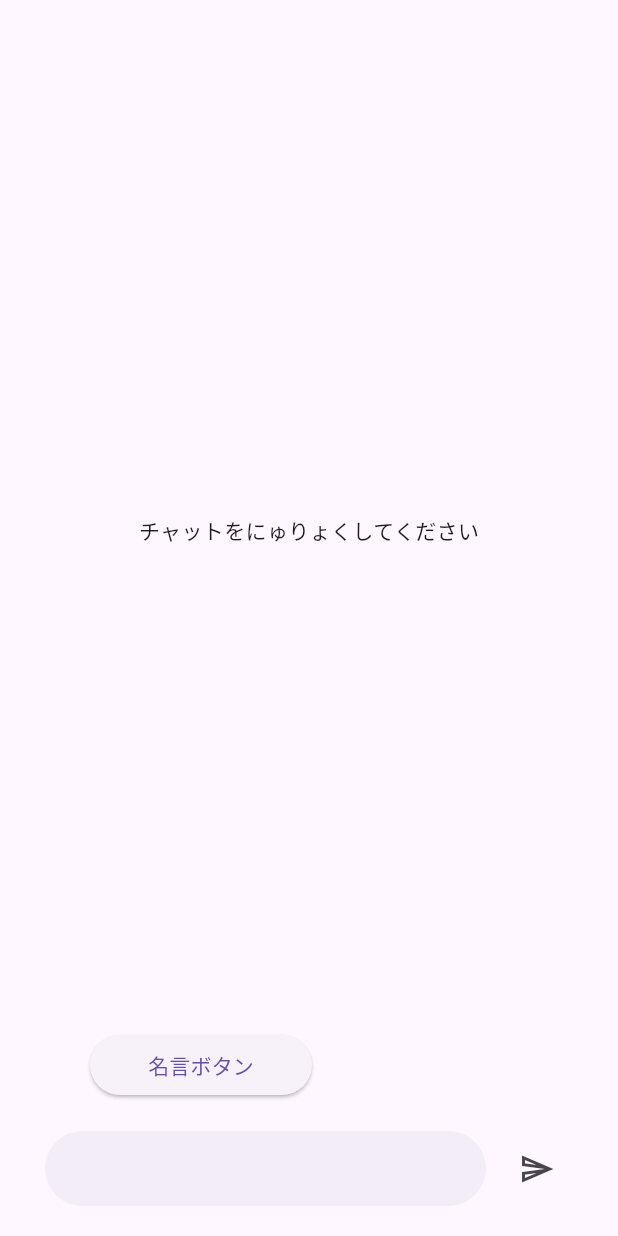
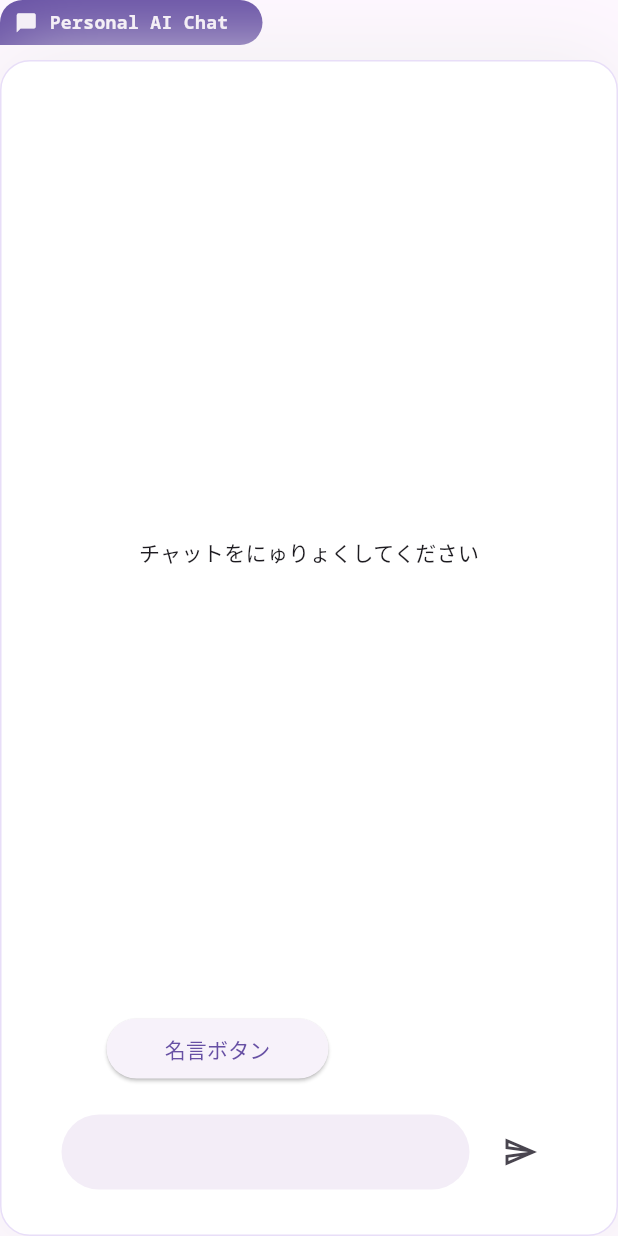
Before and after one commit to ShuMasui/pro_portal_app, a Flutter app: the ChatScreen widget shown alone on an empty page, opened directly, on a phone screen of 412 x 824 dp. Run offline on Flutter 3.47's test engine with Material 3 defaults, Android fonts, the phone set to English and light mode, and no system bars; our stand-ins replace cloud_firestore, dio, firebase_auth, firebase_core, flutter_riverpod, freezed_annotation and 4 more; missing offline and left inert: dart:js_interop, dart:ui_web; accounts and stored records are empty; generated files the repository leaves out were written again; network calls fail; statements that could not run were skipped.

Commit message:
[dev] chat機能のhome画面結合完了しました
DIコードをapp.dartに追記しました

これにより，メイン画面で統合されたAIチャット機能を利用できるようになりまｔあ
まだ，バックエンド設計が済んでいないので，チャットAI機能のインターフェースのみを作成して実装はしていません

```diff
--- a/lib/feature/chat_screen/presentation/chat_screen.dart
+++ b/lib/feature/chat_screen/presentation/chat_screen.dart
@@ -39,22 +39,47 @@ class _ChatScreenState extends ConsumerState<ChatScreen> {
           },
           data: (data) {
             return Column(
+              crossAxisAlignment: CrossAxisAlignment.start,
               children: [
+                ChatTab(),
+                SizedBox(height: 10),
                 Expanded(
-                  child: data.isInit
-                      ? const ChatInitialList()
-                      : const ChatScreenList(),
+                  child: Container(
+                    decoration: BoxDecoration(
+                      color: Theme.of(
+                        context,
+                      ).colorScheme.surfaceContainerLowest,
+                      borderRadius: BorderRadius.circular(20),
+                      border: BoxBorder.all(
+                        color: Theme.of(context).colorScheme.secondaryFixed,
+                      ),
+                      boxShadow: [
+                        BoxShadow(color: Colors.grey.shade200, blurRadius: 50),
+                      ],
+                    ),
+                    padding: const EdgeInsets.symmetric(
+                      vertical: 30,
+                      horizontal: 40,
+                    ),
+                    child: Column(
+                      children: [
+                        Expanded(
+                          child: data.isInit
+                              ? const ChatInitialList()
+                              : const ChatScreenList(),
+                        ),
+                        SizedBox(height: 10),
+                        InputField(controller: _controller),
+                      ],
+                    ),
+                  ),
                 ),
-                InputField(controller: _controller),
               ],
             );
           },
         );
 
-    return Padding(
-      padding: const EdgeInsets.symmetric(horizontal: 30, vertical: 20),
-      child: body,
-    );
+    return body;
   }
 }
 
--- a/lib/feature/chat_screen/presentation/viewmodels/chat_viewmodel.dart
+++ b/lib/feature/chat_screen/presentation/viewmodels/chat_viewmodel.dart
@@ -1,5 +1,4 @@
 import 'package:flutter/rendering.dart';
-import 'package:proportal_app/feature/chat_screen/domain/chat_repository.dart';
 import 'package:proportal_app/feature/chat_screen/domain/quote_repository.dart';
 import 'package:proportal_app/feature/chat_screen/presentation/viewmodels/chat_data.dart';
 import 'package:proportal_app/feature/chat_screen/presentation/viewmodels/chat_list.dart';
@@ -45,7 +44,7 @@ class ChatViewmodel extends _$ChatViewmodel {
       ref.watch(chatDataProvider(messageId).notifier).setUserMessage(message);
 
       final response = await Future(
-        () => '現在AIチャット機能はまだご利用いただけません',
+        () => '現在，AIチャット機能はご利用いただけません',
       ); //await ref.watch(chatProvider).sendMessage(message);
 
       final responseMessageId = ChatList.createChatId(
--- /dev/null
+++ b/lib/feature/chat_screen/presentation/widgets/chat_tab.dart
@@ -0,0 +1,41 @@
+import 'package:flutter/material.dart';
+
+class ChatTab extends StatelessWidget {
+  const ChatTab({super.key});
+
+  @override
+  Widget build(BuildContext context) {
+    return Container(
+      decoration: BoxDecoration(
+        borderRadius: BorderRadius.only(
+          topLeft: Radius.circular(20),
+          topRight: Radius.circular(20),
+          bottomRight: Radius.circular(20),
+        ),
+        color: Theme.of(context).colorScheme.primary,
+        shape: BoxShape.rectangle,
+      ),
+      height: 30,
+      width: 175,
+      child: Row(
+        children: [
+          SizedBox(width: 10),
+          Icon(
+            Icons.chat_bubble_outlined,
+            color: Theme.of(context).colorScheme.onInverseSurface,
+            size: 15,
+          ),
+          SizedBox(width: 8),
+          Text(
+            'Personal AI Chat',
+            style: TextStyle(
+              fontSize: 12,
+              fontWeight: FontWeight.bold,
+              color: Theme.of(context).colorScheme.onInverseSurface,
+            ),
+          ),
+        ],
+      ),
+    );
+  }
+}
--- a/lib/feature/chat_screen/presentation/widgets/input_field.dart
+++ b/lib/feature/chat_screen/presentation/widgets/input_field.dart
@@ -58,7 +58,7 @@ class _InputFieldState extends ConsumerState<InputField> {
   @override
   Widget build(BuildContext context) {
     final center = Container(
-      height: isExtended ? 200 : 50,
+      height: isExtended ? 150 : 50,
       padding: const EdgeInsets.symmetric(vertical: 5, horizontal: 30),
       decoration: BoxDecoration(
         borderRadius: BorderRadius.circular(50),
--- a/lib/feature/chat_screen/presentation/widgets/left_bubble.dart
+++ b/lib/feature/chat_screen/presentation/widgets/left_bubble.dart
@@ -21,7 +21,7 @@ class LeftBubble extends StatelessWidget {
             SizedBox(width: 10),
             ConstrainedBox(
               constraints: BoxConstraints(
-                maxWidth: MediaQuery.of(context).size.width * 0.8,
+                maxWidth: MediaQuery.of(context).size.width * 0.4 * 0.8,
               ),
               child: Container(
                 padding: EdgeInsets.symmetric(vertical: 10, horizontal: 20),
--- a/lib/feature/chat_screen/presentation/widgets/right_bubble.dart
+++ b/lib/feature/chat_screen/presentation/widgets/right_bubble.dart
@@ -14,7 +14,7 @@ class RightBubble extends StatelessWidget {
         alignment: Alignment.centerRight,
         child: ConstrainedBox(
           constraints: BoxConstraints(
-            maxWidth: MediaQuery.of(context).size.width * 0.5,
+            maxWidth: MediaQuery.of(context).size.width * 0.4 * 0.8,
           ),
           child: Container(
             padding: EdgeInsets.symmetric(vertical: 10, horizontal: 20),
--- a/lib/feature/chat_screen/presentation/widgets/widgets.dart
+++ b/lib/feature/chat_screen/presentation/widgets/widgets.dart
@@ -3,3 +3,4 @@ export 'left_bubble.dart';
 export 'right_bubble.dart';
 export 'chat_screen_list.dart';
 export 'input_field.dart';
+export 'chat_tab.dart';
--- a/lib/feature/home_screen/presentation/home_screen.dart
+++ b/lib/feature/home_screen/presentation/home_screen.dart
@@ -1,6 +1,7 @@
 import 'package:flutter/material.dart';
 import 'package:flutter_riverpod/flutter_riverpod.dart';
-import 'package:proportal_app/feature/home_screen/presentation/widgets/left_body.dart';
+import './widgets/left_body.dart';
+import './widgets/right_body.dart';
 
 class HomeScreen extends ConsumerStatefulWidget {
   const HomeScreen({super.key});
@@ -24,7 +25,7 @@ class _HomeScreenState extends ConsumerState<HomeScreen> {
     );
 
     final leftBody = LeftBody();
-    final rightBody = Container(child: Placeholder());
+    final rightBody = RightBody();
 
     final body = Row(
       children: <Widget>[
--- /dev/null
+++ b/lib/feature/home_screen/presentation/widgets/right_body.dart
@@ -0,0 +1,13 @@
+import 'package:flutter/material.dart';
+import 'package:flutter_riverpod/flutter_riverpod.dart';
+
+import 'package:proportal_app/feature/chat_screen/chat_screen.dart';
+
+class RightBody extends ConsumerWidget {
+  const RightBody({super.key});
+
+  @override
+  Widget build(BuildContext context, WidgetRef ref) {
+    return const ChatScreen();
+  }
+}
--- a/lib/main.dart
+++ b/lib/main.dart
@@ -1,4 +1,5 @@
 import 'package:cloud_firestore/cloud_firestore.dart';
+import 'package:dio/dio.dart';
 import 'package:firebase_auth/firebase_auth.dart';
 import 'package:flutter/material.dart';
 import 'package:firebase_core/firebase_core.dart';
@@ -7,6 +8,7 @@ import 'package:proportal_app/firebase_options.dart';
 import 'package:proportal_app/app.dart';
 import 'package:flutter_riverpod/flutter_riverpod.dart';
 import 'package:proportal_app/feature/auth/auth.dart';
+import 'package:proportal_app/feature/chat_screen/chat_screen.dart';
 
 void main() async {
   WidgetsFlutterBinding.ensureInitialized();
@@ -23,6 +25,7 @@ void main() async {
           firebaseFirestoreInstance: FirebaseFirestore.instance,
         ),
       ),
+      quoteProvider.overrideWithValue(QuoteRepositoryMeigen(dio: Dio())),
     ],
     child: const App(),
   );
```
